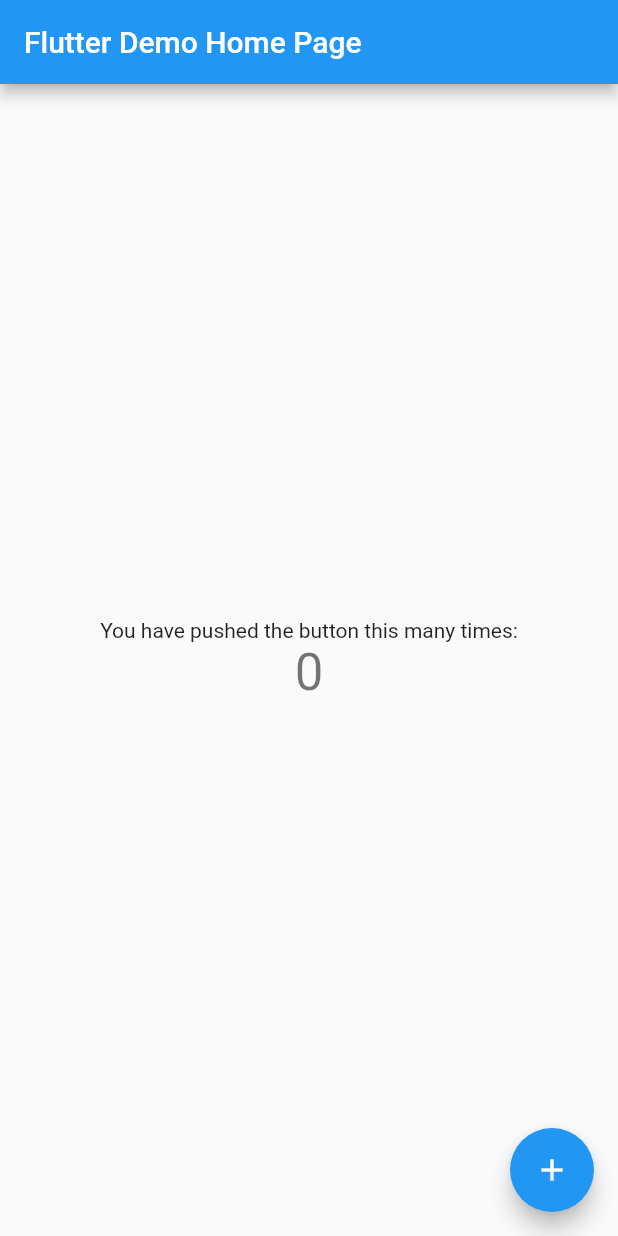
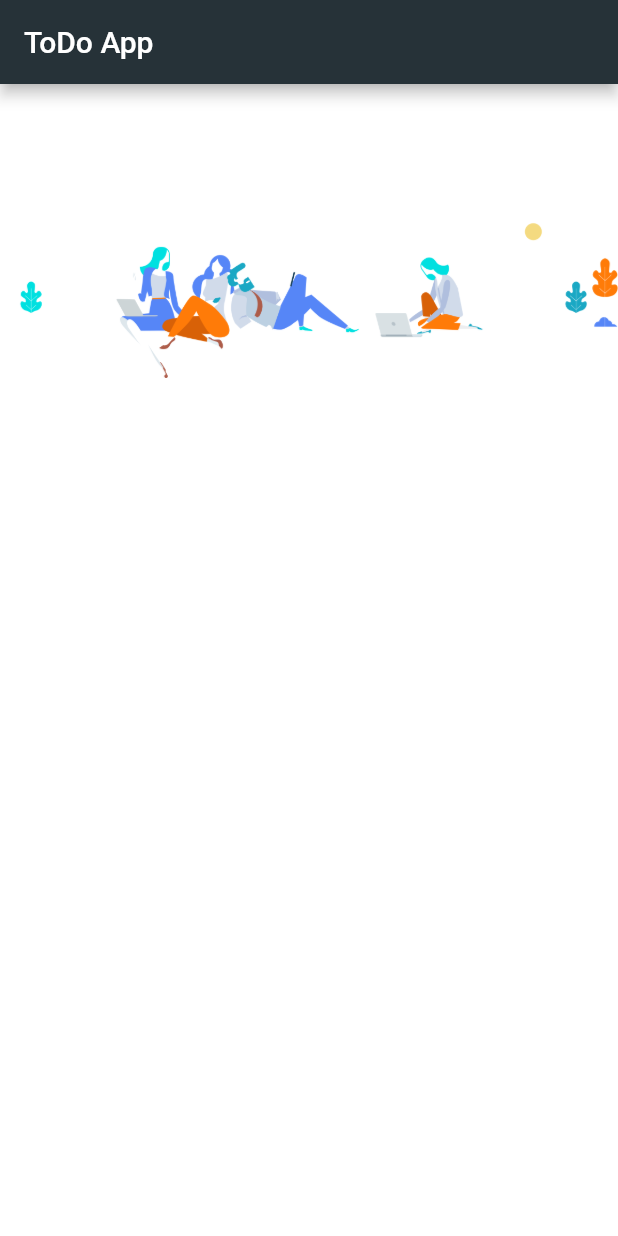
Before and after one commit to ankush3003/ToDo_Flutter, a Flutter app: the screen it shows after launch, on a phone screen of 412 x 824 dp. Run offline on Flutter 3.47's test engine with Material 2 defaults, Android fonts, the phone set to English and light mode, and no system bars.

Commit message:
Updated launch icon, first page, appbar and image

```diff
--- a/lib/main.dart
+++ b/lib/main.dart
@@ -1,111 +1,18 @@
 import 'package:flutter/material.dart';
 
-void main() => runApp(MyApp());
-
-class MyApp extends StatelessWidget {
-  // This widget is the root of your application.
-  @override
-  Widget build(BuildContext context) {
-    return MaterialApp(
-      title: 'Flutter Demo',
-      theme: ThemeData(
-        // This is the theme of your application.
-        //
-        // Try running your application with "flutter run". You'll see the
-        // application has a blue toolbar. Then, without quitting the app, try
-        // changing the primarySwatch below to Colors.green and then invoke
-        // "hot reload" (press "r" in the console where you ran "flutter run",
-        // or simply save your changes to "hot reload" in a Flutter IDE).
-        // Notice that the counter didn't reset back to zero; the application
-        // is not restarted.
-        primarySwatch: Colors.blue,
-      ),
-      home: MyHomePage(title: 'Flutter Demo Home Page'),
-    );
-  }
-}
-
-class MyHomePage extends StatefulWidget {
-  MyHomePage({Key key, this.title}) : super(key: key);
-
-  // This widget is the home page of your application. It is stateful, meaning
-  // that it has a State object (defined below) that contains fields that affect
-  // how it looks.
-
-  // This class is the configuration for the state. It holds the values (in this
-  // case the title) provided by the parent (in this case the App widget) and
-  // used by the build method of the State. Fields in a Widget subclass are
-  // always marked "final".
-
-  final String title;
-
-  @override
-  _MyHomePageState createState() => _MyHomePageState();
-}
-
-class _MyHomePageState extends State<MyHomePage> {
-  int _counter = 0;
-
-  void _incrementCounter() {
-    setState(() {
-      // This call to setState tells the Flutter framework that something has
-      // changed in this State, which causes it to rerun the build method below
-      // so that the display can reflect the updated values. If we changed
-      // _counter without calling setState(), then the build method would not be
-      // called again, and so nothing would appear to happen.
-      _counter++;
-    });
-  }
-
-  @override
-  Widget build(BuildContext context) {
-    // This method is rerun every time setState is called, for instance as done
-    // by the _incrementCounter method above.
-    //
-    // The Flutter framework has been optimized to make rerunning build methods
-    // fast, so that you can just rebuild anything that needs updating rather
-    // than having to individually change instances of widgets.
-    return Scaffold(
-      appBar: AppBar(
-        // Here we take the value from the MyHomePage object that was created by
-        // the App.build method, and use it to set our appbar title.
-        title: Text(widget.title),
-      ),
-      body: Center(
-        // Center is a layout widget. It takes a single child and positions it
-        // in the middle of the parent.
-        child: Column(
-          // Column is also a layout widget. It takes a list of children and
-          // arranges them vertically. By default, it sizes itself to fit its
-          // children horizontally, and tries to be as tall as its parent.
-          //
-          // Invoke "debug painting" (press "p" in the console, choose the
-          // "Toggle Debug Paint" action from the Flutter Inspector in Android
-          // Studio, or the "Toggle Debug Paint" command in Visual Studio Code)
-          // to see the wireframe for each widget.
-          //
-          // Column has various properties to control how it sizes itself and
-          // how it positions its children. Here we use mainAxisAlignment to
-          // center the children vertically; the main axis here is the vertical
-          // axis because Columns are vertical (the cross axis would be
-          // horizontal).
-          mainAxisAlignment: MainAxisAlignment.center,
-          children: <Widget>[
-            Text(
-              'You have pushed the button this many times:',
+void main() => runApp(
+      MaterialApp(
+        home: Scaffold(
+          backgroundColor: Colors.white,
+          appBar: AppBar(
+            title: Text("ToDo App"),
+            backgroundColor: Colors.blueGrey[900],
+          ),
+          body: Container(
+            child: Image(
+              image: AssetImage('images/login_bg.png'),
             ),
-            Text(
-              '$_counter',
-              style: Theme.of(context).textTheme.display1,
-            ),
-          ],
+          ),
         ),
       ),
-      floatingActionButton: FloatingActionButton(
-        onPressed: _incrementCounter,
-        tooltip: 'Increment',
-        child: Icon(Icons.add),
-      ), // This trailing comma makes auto-formatting nicer for build methods.
     );
-  }
-}
--- a/pubspec.yaml
+++ b/pubspec.yaml
@@ -41,9 +41,8 @@ flutter:
   uses-material-design: true
 
   # To add assets to your application, add an assets section, like this:
-  # assets:
-  #  - images/a_dot_burr.jpeg
-  #  - images/a_dot_ham.jpeg
+  assets:
+    - images/
 
   # An image asset can refer to one or more resolution-specific "variants", see
   # https://flutter.dev/assets-and-images/#resolution-aware.
```
Also changed, not shown: images/login_bg.png (added), 9 other files.
